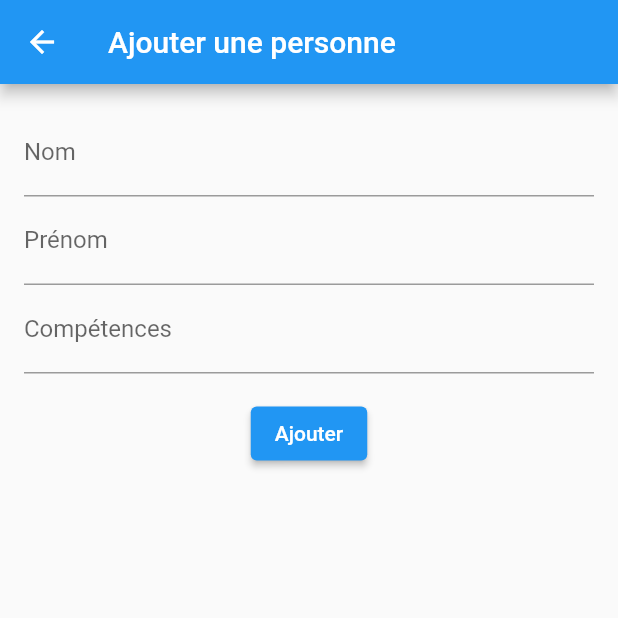
After one commit to CorentinTalour/TalentApp, a Flutter app: the MyPage screen opened directly, after a tap on "Ajouter", on a phone screen of 412 x 824 dp, the top half of it. The commit adds this screen. Run offline on Flutter 3.47's test engine with Material 2 defaults, Android fonts, the phone set to English and light mode, and no system bars.

Commit message:
Ajout page pour ajouter une personne

```diff
--- a/lib/accueil.dart
+++ b/lib/accueil.dart
@@ -1,4 +1,5 @@
 import 'package:flutter/material.dart';
+import 'package:untitled/employe.dart';
 import 'package:untitled/entreprise.dart';
 import 'package:untitled/main.dart';
 import 'package:untitled/tollbar.dart';
@@ -47,7 +48,7 @@ class MyHomePage extends StatelessWidget {
             onPressed: () {
               Navigator.push(
                 context,
-                MaterialPageRoute(builder: (context) => Entreprise()),
+                MaterialPageRoute(builder: (context) => MyPage()),
               );
             },
             child: Text('Saisie employer'),
--- /dev/null
+++ b/lib/employe.dart
@@ -0,0 +1,76 @@
+import 'package:flutter/material.dart';
+
+class MyPage extends StatefulWidget {
+  @override
+  _MyPageState createState() => _MyPageState();
+}
+
+class _MyPageState extends State<MyPage> {
+  final TextEditingController _nameController = TextEditingController();
+  final TextEditingController _lastNameController = TextEditingController();
+  final TextEditingController _skillsController = TextEditingController();
+
+  List<Map<String, String>> _people = [];
+
+  @override
+  Widget build(BuildContext context) {
+    return Scaffold(
+      appBar: AppBar(
+        title: Text('Ajouter une personne'),
+      ),
+      body: Container(
+        padding: EdgeInsets.all(16.0),
+        child: Column(
+          children: <Widget>[
+            TextField(
+              controller: _nameController,
+              decoration: InputDecoration(
+                labelText: 'Nom',
+              ),
+            ),
+            TextField(
+              controller: _lastNameController,
+              decoration: InputDecoration(
+                labelText: 'Prénom',
+              ),
+            ),
+            TextField(
+              controller: _skillsController,
+              decoration: InputDecoration(
+                labelText: 'Compétences',
+              ),
+            ),
+            SizedBox(height: 16.0),
+            ElevatedButton(
+              child: Text('Ajouter'),
+              onPressed: () {
+                setState(() {
+                  _people.add({
+                    'name': _nameController.text,
+                    'lastName': _lastNameController.text,
+                    'skills': _skillsController.text,
+                  });
+                  _nameController.clear();
+                  _lastNameController.clear();
+                  _skillsController.clear();
+                });
+              },
+            ),
+            SizedBox(height: 16.0),
+            Expanded(
+              child: ListView.builder(
+                itemCount: _people.length,
+                itemBuilder: (context, index) {
+                  return ListTile(
+                    title: Text(_people[index]['name']! + ' ' + _people[index]['lastName']!),
+                    subtitle: Text(_people[index]['skills']!),
+                  );
+                },
+              ),
+            ),
+          ],
+        ),
+      ),
+    );
+  }
+}
```
